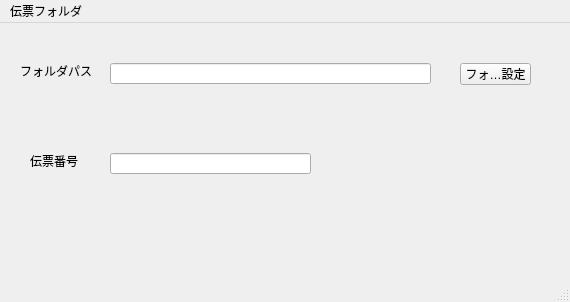
First picture: the form in mainwindow.ui, repository sutefu23/OrderDirectory, before the edit.
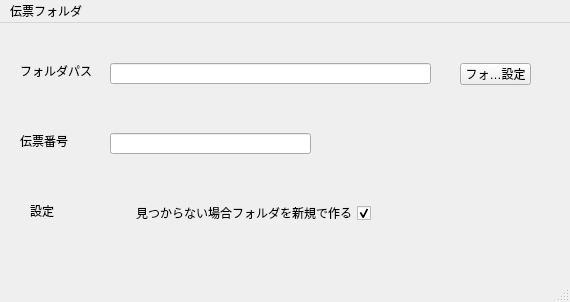
Second picture: the form after the edit.

Commit message: 設定バグ修正／新規で作らないモード追加／／６桁伝票追加／数字ではない時は新規作成

What changed in the file:
```diff
--- a/mainwindow.ui
+++ b/mainwindow.ui
@@ -31,7 +31,7 @@
     <property name="geometry">
      <rect>
       <x>110</x>
-      <y>130</y>
+      <y>110</y>
       <width>201</width>
       <height>21</height>
      </rect>
@@ -66,8 +66,8 @@
    <widget class="QLabel" name="label_2">
     <property name="geometry">
      <rect>
-      <x>30</x>
-      <y>130</y>
+      <x>20</x>
+      <y>110</y>
       <width>58</width>
       <height>16</height>
      </rect>
@@ -76,6 +76,38 @@
      <string>伝票番号</string>
     </property>
    </widget>
+   <widget class="QCheckBox" name="createDirectoryCheck">
+    <property name="geometry">
+     <rect>
+      <x>110</x>
+      <y>180</y>
+      <width>261</width>
+      <height>20</height>
+     </rect>
+    </property>
+    <property name="layoutDirection">
+     <enum>Qt::RightToLeft</enum>
+    </property>
+    <property name="text">
+     <string>見つからない場合フォルダを新規で作る</string>
+    </property>
+    <property name="checked">
+     <bool>true</bool>
+    </property>
+   </widget>
+   <widget class="QLabel" name="label">
+    <property name="geometry">
+     <rect>
+      <x>30</x>
+      <y>180</y>
+      <width>58</width>
+      <height>16</height>
+     </rect>
+    </property>
+    <property name="text">
+     <string>設定</string>
+    </property>
+   </widget>
   </widget>
   <widget class="QMenuBar" name="menubar">
    <property name="geometry">
```
The commit also changes 1 other file.
